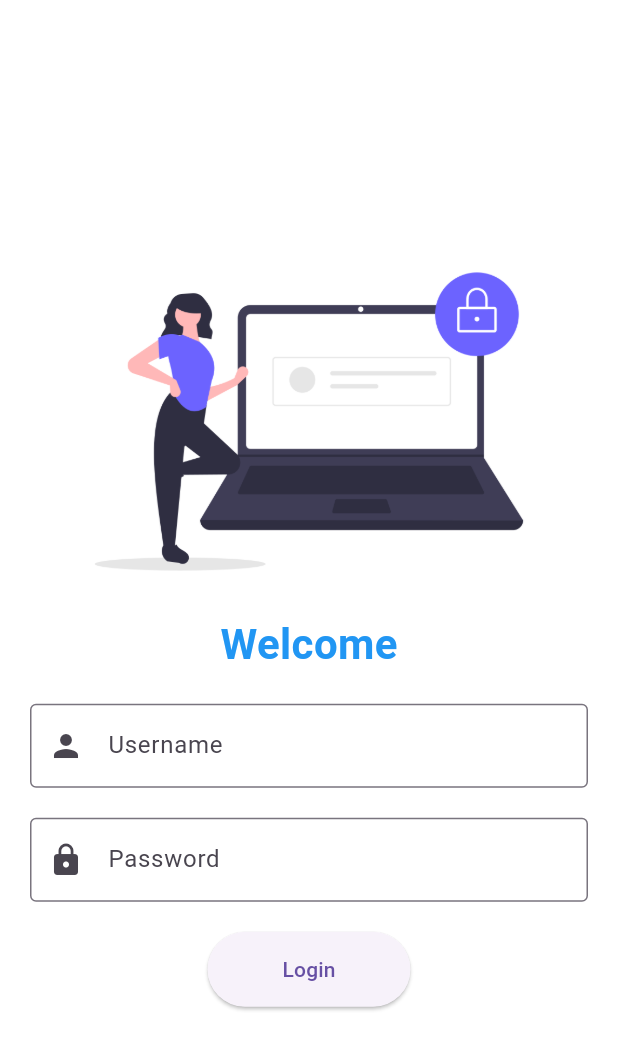
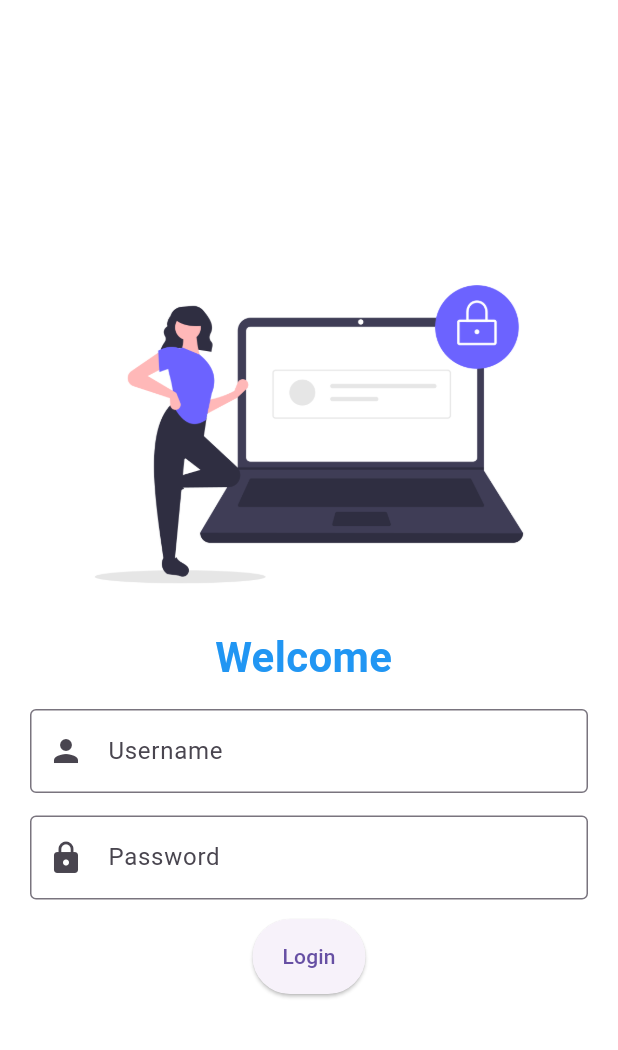
Before and after one commit to Aviral-Maheshwari/Flutter_CaatalogApp, a Flutter app: the screen it shows after launch, on a phone screen of 412 x 824 dp. Shown: the top 1050 px of the screen. Run offline on Flutter 3.47's test engine with Material 3 defaults, Android fonts, the light colour scheme and no system bars.

Commit message:
Day6 Complete

```diff
--- a/lib/pages/loginPage.dart
+++ b/lib/pages/loginPage.dart
@@ -1,6 +1,12 @@
 import 'package:flutter/material.dart';
 
-class LoginPage extends StatelessWidget {
+class LoginPage extends StatefulWidget {
+  @override
+  State<LoginPage> createState() => _LoginPageState();
+}
+
+class _LoginPageState extends State<LoginPage> {
+  String name = "";
   @override
   Widget build(BuildContext context) {
     return Scaffold(
@@ -16,14 +22,14 @@ class LoginPage extends StatelessWidget {
                 fit: BoxFit.cover,
               ),
               Text(
-                "Welcome",
+                "Welcome $name",
                 style: TextStyle(
                     fontWeight: FontWeight.bold,
                     fontSize: 28,
                     color: Colors.blue),
               ),
               SizedBox(
-                height: 20,
+                height: 15,
               ),
               TextField(
                 decoration: InputDecoration(
@@ -31,8 +37,12 @@ class LoginPage extends StatelessWidget {
                   prefixIcon: Icon(Icons.person),
                   border: OutlineInputBorder(),
                 ),
+                onChanged: (value) {
+                  name = value;
+                  setState(() {});
+                },
               ),
-              SizedBox(height: 20),
+              SizedBox(height: 15),
               TextField(
                 obscureText: true,
                 decoration: InputDecoration(
@@ -41,14 +51,14 @@ class LoginPage extends StatelessWidget {
                   border: OutlineInputBorder(),
                 ),
               ),
-              SizedBox(height: 20),
+              SizedBox(height: 13),
               ElevatedButton(
                 onPressed: () {
                   Navigator.pushNamed(context, "/home");
                 },
                 child: Text('Login'),
                 style: ElevatedButton.styleFrom(
-                  padding: EdgeInsets.symmetric(horizontal: 50, vertical: 15),
+                  padding: EdgeInsets.symmetric(horizontal: 20, vertical: 15),
                   shape: RoundedRectangleBorder(
                     borderRadius: BorderRadius.circular(30),
                   ),
```
